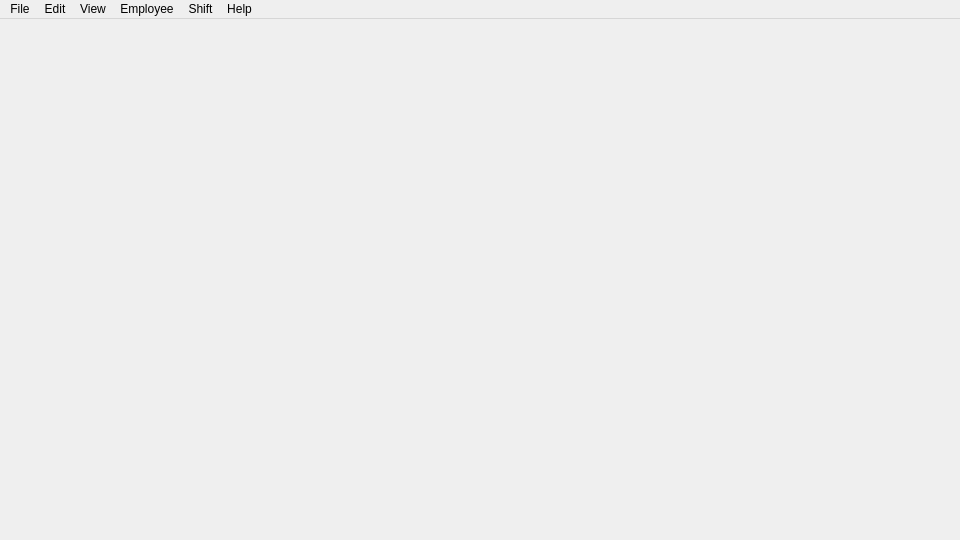
LeftySolara/GanttCal, file src/ui/mainwindow.ui: the form before one commit.
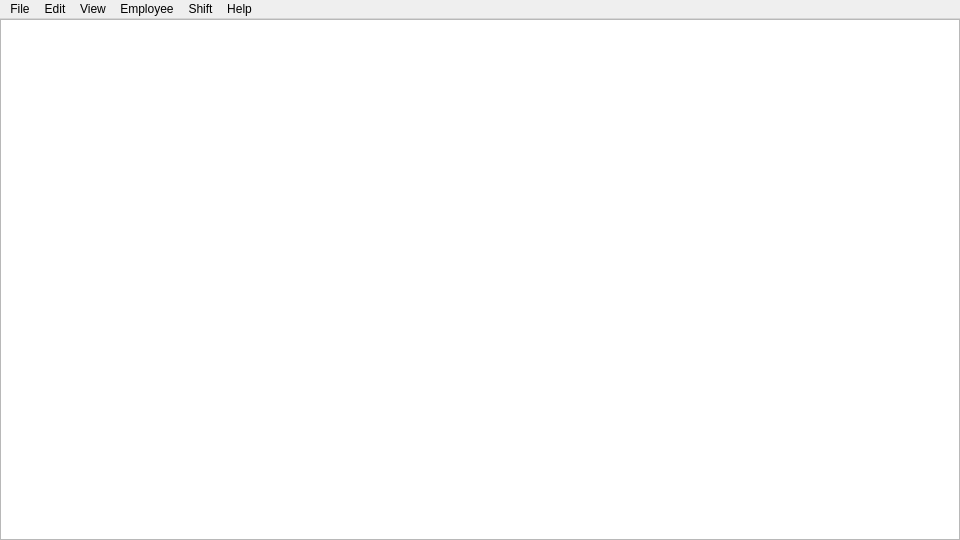
The form after the commit.

Commit message: add initial background grid

The edit to the form file:
```diff
--- a/src/ui/mainwindow.ui
+++ b/src/ui/mainwindow.ui
@@ -13,7 +13,34 @@
   <property name="windowTitle">
    <string>MainWindow</string>
   </property>
-  <widget class="QWidget" name="centralWidget"/>
+  <widget class="QWidget" name="centralWidget">
+   <property name="sizePolicy">
+    <sizepolicy hsizetype="Expanding" vsizetype="Expanding">
+     <horstretch>0</horstretch>
+     <verstretch>0</verstretch>
+    </sizepolicy>
+   </property>
+   <layout class="QGridLayout" name="gridLayout">
+    <property name="leftMargin">
+     <number>0</number>
+    </property>
+    <property name="topMargin">
+     <number>0</number>
+    </property>
+    <property name="rightMargin">
+     <number>0</number>
+    </property>
+    <property name="bottomMargin">
+     <number>0</number>
+    </property>
+    <property name="spacing">
+     <number>0</number>
+    </property>
+    <item row="0" column="0">
+     <widget class="QGraphicsView" name="graphicsView_Main"/>
+    </item>
+   </layout>
+  </widget>
   <widget class="QMenuBar" name="menuBar">
    <property name="geometry">
     <rect>
```
The commit also changes 2 other files.
